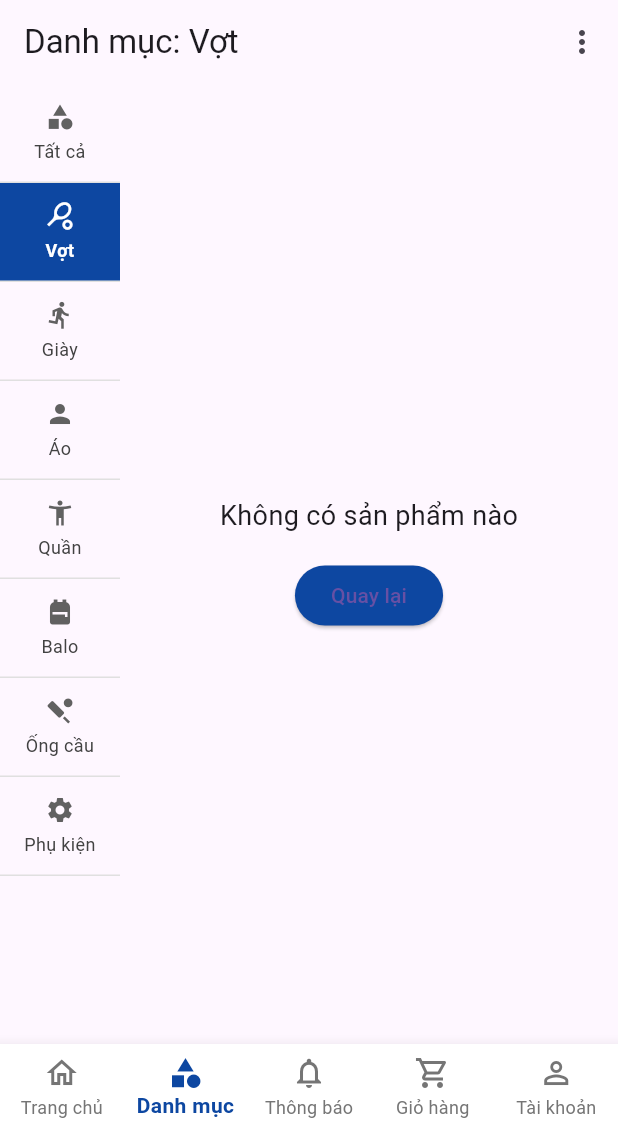
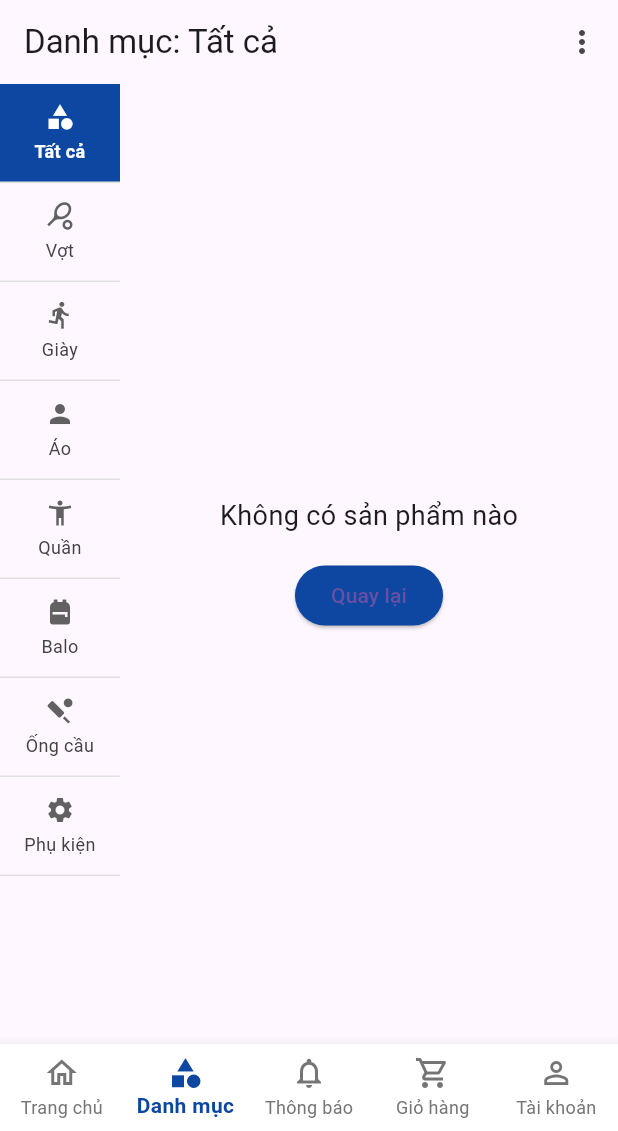
Before and after one commit to LygazGaming/focusbadminton, a Flutter app: the screen it shows once a user with an empty profile is signed in, after a tap on "Danh mục", on a phone screen of 412 x 824 dp, the part 105-1236 px from its top. Run offline on Flutter 3.47's test engine with Material 3 defaults, Android fonts, the phone set to English and light mode, and no system bars; our stand-ins replace cached_network_image, cloud_firestore, firebase_auth, firebase_core, flutter_svg, google_sign_in; missing offline and left inert: flutter_paypal; accounts and stored records are empty.

Commit message:
Update danh mục ở home

```diff
--- a/lib/widgets/home/circular_menu_widget.dart
+++ b/lib/widgets/home/circular_menu_widget.dart
@@ -268,7 +268,7 @@ class CircularMenuWidget extends StatelessWidget {
                 Colors.green[500]!,
                 onTap: () {
                   Provider.of<HomeScreenProvider>(context, listen: false)
-                      .navigateToCategory('Vợt');
+                      .navigateToCategory('Tất cả');
                 },
               ),
               _buildCircularMenuItem(
```
